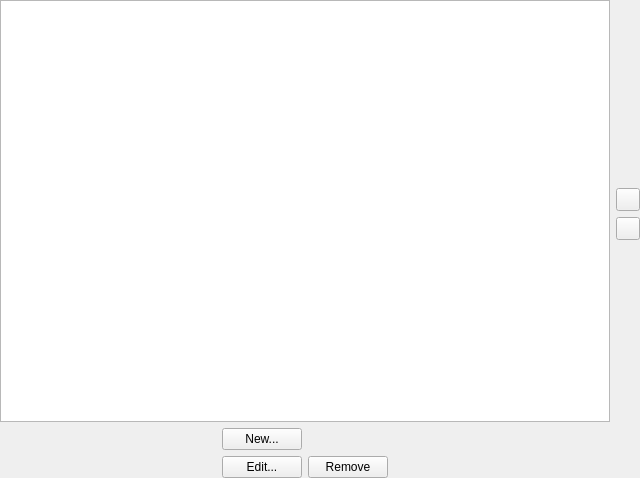
Old version of the form coquery/gui/ui/groupWidget.ui in the repository gkunter/coquery.
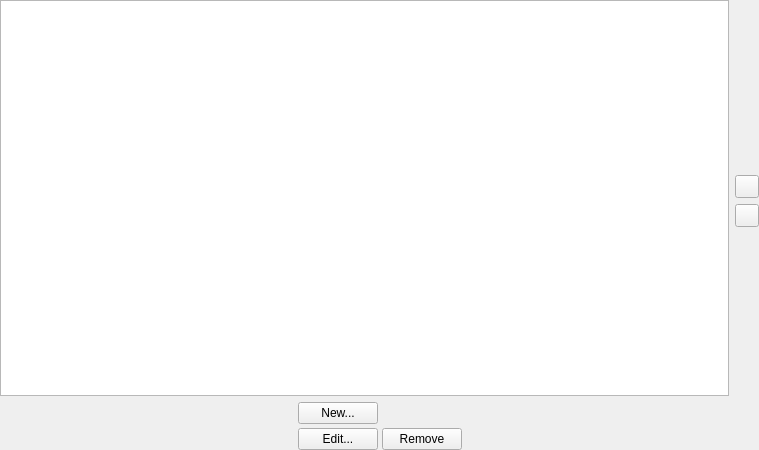
New version of the form.

```diff
--- a/coquery/gui/ui/groupWidget.ui
+++ b/coquery/gui/ui/groupWidget.ui
@@ -6,18 +6,18 @@
    <rect>
     <x>0</x>
     <y>0</y>
-    <width>640</width>
-    <height>478</height>
+    <width>759</width>
+    <height>450</height>
    </rect>
   </property>
   <property name="windowTitle">
    <string>Form</string>
   </property>
-  <layout class="QGridLayout" name="gridLayout" rowstretch="1,0,0,1,0,0" columnstretch="1,0,0,1,0">
+  <layout class="QGridLayout" name="gridLayout_2" columnstretch="1,0">
    <property name="margin">
     <number>0</number>
    </property>
-   <item row="0" column="0" rowspan="4" colspan="4">
+   <item row="0" column="0" rowspan="4">
     <widget class="QTreeWidget" name="tree_groups">
      <property name="sizePolicy">
       <sizepolicy hsizetype="Preferred" vsizetype="Preferred">
@@ -44,7 +44,7 @@
      </column>
     </widget>
    </item>
-   <item row="0" column="4">
+   <item row="0" column="1">
     <spacer name="verticalSpacer">
      <property name="orientation">
       <enum>Qt::Vertical</enum>
@@ -57,7 +57,7 @@
      </property>
     </spacer>
    </item>
-   <item row="1" column="4">
+   <item row="1" column="1">
     <widget class="QToolButton" name="button_group_up">
      <property name="sizePolicy">
       <sizepolicy hsizetype="Minimum" vsizetype="Fixed">
@@ -70,7 +70,7 @@
      </property>
     </widget>
    </item>
-   <item row="2" column="4">
+   <item row="2" column="1">
     <widget class="QToolButton" name="button_group_down">
      <property name="sizePolicy">
       <sizepolicy hsizetype="Minimum" vsizetype="Fixed">
@@ -83,7 +83,7 @@
      </property>
     </widget>
    </item>
-   <item row="3" column="4">
+   <item row="3" column="1">
     <spacer name="verticalSpacer_2">
      <property name="orientation">
       <enum>Qt::Vertical</enum>
@@ -96,52 +96,72 @@
      </property>
     </spacer>
    </item>
-   <item row="4" column="0" rowspan="2">
+   <item row="4" column="0" colspan="2">
+    <layout class="QHBoxLayout" name="horizontalLayout">
+     <property name="spacing">
+      <number>0</number>
+     </property>
+     <property name="margin">
+      <number>0</number>
+     </property>
+     <item>
     <spacer name="horizontalSpacer">
      <property name="orientation">
       <enum>Qt::Horizontal</enum>
      </property>
      <property name="sizeHint" stdset="0">
       <size>
-       <width>211</width>
+         <width>0</width>
        <height>20</height>
       </size>
      </property>
     </spacer>
    </item>
-   <item row="4" column="1">
+     <item>
+      <layout class="QGridLayout" name="gridLayout">
+       <property name="margin">
+        <number>0</number>
+       </property>
+       <property name="spacing">
+        <number>4</number>
+       </property>
+       <item row="0" column="0">
     <widget class="QPushButton" name="button_add_group">
      <property name="text">
       <string>New...</string>
      </property>
     </widget>
    </item>
-   <item row="4" column="3" rowspan="2">
-    <spacer name="horizontalSpacer_2">
-     <property name="orientation">
-      <enum>Qt::Horizontal</enum>
-     </property>
-     <property name="sizeHint" stdset="0">
-      <size>
-       <width>211</width>
-       <height>20</height>
-      </size>
-     </property>
-    </spacer>
-   </item>
-   <item row="5" column="1">
+       <item row="1" column="0">
     <widget class="QPushButton" name="button_edit_group">
      <property name="text">
       <string>Edit...</string>
      </property>
     </widget>
    </item>
-   <item row="5" column="2">
+       <item row="1" column="1">
     <widget class="QPushButton" name="button_remove_group">
      <property name="text">
       <string>Remove</string>
      </property>
     </widget>
+       </item>
+      </layout>
+     </item>
+     <item>
+      <spacer name="horizontalSpacer_2">
+       <property name="orientation">
+        <enum>Qt::Horizontal</enum>
+       </property>
+       <property name="sizeHint" stdset="0">
+        <size>
+         <width>0</width>
+         <height>20</height>
+        </size>
+       </property>
+      </spacer>
+     </item>
+    </layout>
    </item>
   </layout>
  </widget>
```
Lines whose indentation alone changed are shown as unchanged.
